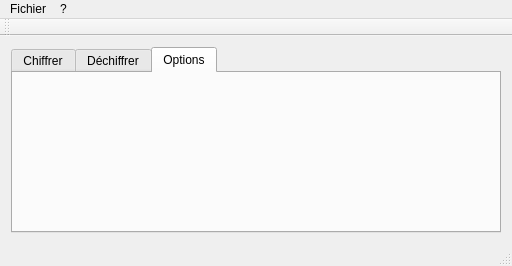
Old version of the form mainwindow.ui in the repository bouligo/encipher-me.
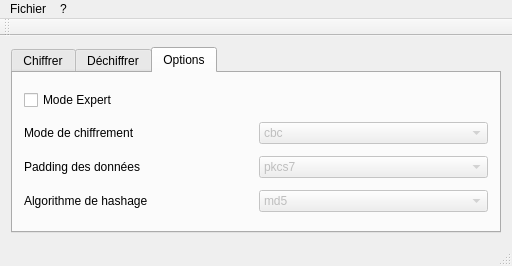
New version of the form. The open tabs and pages were chosen to show the change.

Diff of the .ui file:
```diff
--- a/mainwindow.ui
+++ b/mainwindow.ui
@@ -273,6 +273,141 @@
        <attribute name="title">
         <string>Options</string>
        </attribute>
+       <layout class="QGridLayout" name="gridLayout_3">
+        <item row="0" column="0">
+         <widget class="QCheckBox" name="expertCheckBox">
+          <property name="text">
+           <string>Mode Expert</string>
+          </property>
+         </widget>
+        </item>
+        <item row="1" column="0">
+         <widget class="QLabel" name="label_7">
+          <property name="text">
+           <string>Mode de chiffrement</string>
+          </property>
+         </widget>
+        </item>
+        <item row="1" column="1">
+         <widget class="QComboBox" name="expert_comboBoxCipherMode">
+          <property name="enabled">
+           <bool>false</bool>
+          </property>
+          <property name="currentIndex">
+           <number>1</number>
+          </property>
+          <item>
+           <property name="text">
+            <string>ecb</string>
+           </property>
+          </item>
+          <item>
+           <property name="text">
+            <string>cbc</string>
+           </property>
+          </item>
+          <item>
+           <property name="text">
+            <string>cfb</string>
+           </property>
+          </item>
+          <item>
+           <property name="text">
+            <string>ofb</string>
+           </property>
+          </item>
+         </widget>
+        </item>
+        <item row="2" column="0">
+         <widget class="QLabel" name="label_8">
+          <property name="text">
+           <string>Padding des données</string>
+          </property>
+         </widget>
+        </item>
+        <item row="2" column="1">
+         <widget class="QComboBox" name="expert_comboBoxPadding">
+          <property name="enabled">
+           <bool>false</bool>
+          </property>
+          <property name="currentIndex">
+           <number>1</number>
+          </property>
+          <item>
+           <property name="text">
+            <string/>
+           </property>
+          </item>
+          <item>
+           <property name="text">
+            <string>pkcs7</string>
+           </property>
+          </item>
+         </widget>
+        </item>
+        <item row="3" column="0">
+         <widget class="QLabel" name="label_9">
+          <property name="text">
+           <string>Algorithme de hashage</string>
+          </property>
+         </widget>
+        </item>
+        <item row="3" column="1">
+         <widget class="QComboBox" name="expert_comboBoxHashAlgorithm">
+          <property name="enabled">
+           <bool>false</bool>
+          </property>
+          <property name="currentIndex">
+           <number>1</number>
+          </property>
+          <item>
+           <property name="text">
+            <string>md4</string>
+           </property>
+          </item>
+          <item>
+           <property name="text">
+            <string>md5</string>
+           </property>
+          </item>
+          <item>
+           <property name="text">
+            <string>sha0</string>
+           </property>
+          </item>
+          <item>
+           <property name="text">
+            <string>sha1</string>
+           </property>
+          </item>
+          <item>
+           <property name="text">
+            <string>sha224</string>
+           </property>
+          </item>
+          <item>
+           <property name="text">
+            <string>sha256</string>
+           </property>
+          </item>
+          <item>
+           <property name="text">
+            <string>sha384</string>
+           </property>
+          </item>
+          <item>
+           <property name="text">
+            <string>sha512</string>
+           </property>
+          </item>
+          <item>
+           <property name="text">
+            <string>ripemd160</string>
+           </property>
+          </item>
+         </widget>
+        </item>
+       </layout>
       </widget>
      </widget>
     </item>
```
Left out of the diff: 10 changed lines with no effect on the pictures.
